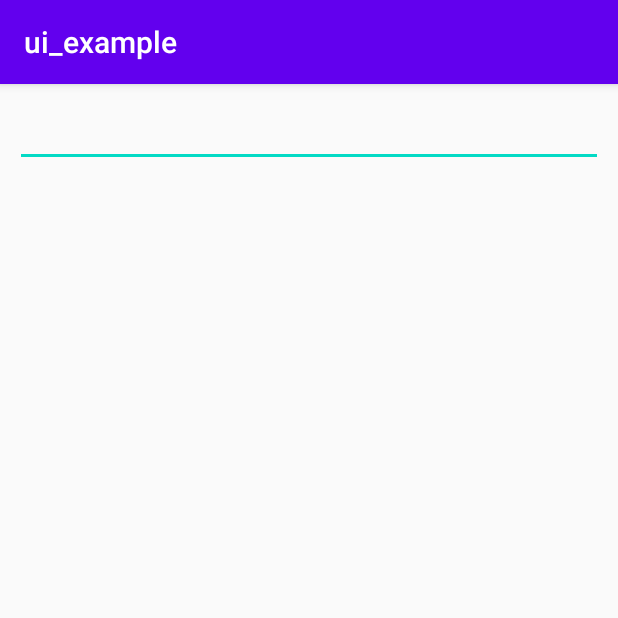
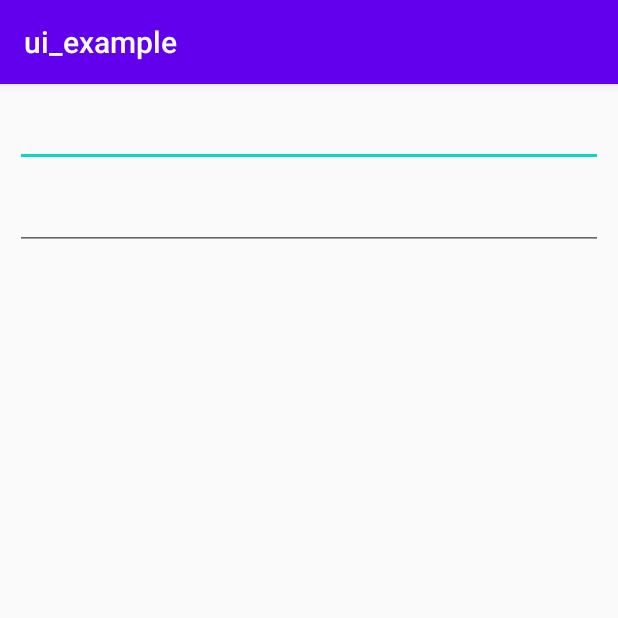
Before and after one commit to yasu1234/android_ui_example, an Android app: the EditTextActivity screen opened directly, with no data from a screen before it, on a phone screen of 412 x 824 dp, the top half of it. Run offline under Robolectric (Android 15) with nearby library versions, the phone set to English and light mode, and no system bars.

Commit message:
add edittext that can input multi line

```diff
--- a/app/src/main/res/layout/activity_edit_text.xml
+++ b/app/src/main/res/layout/activity_edit_text.xml
@@ -17,4 +17,18 @@
         app:layout_constraintEnd_toEndOf="parent"
         app:layout_constraintStart_toStartOf="parent"
         app:layout_constraintTop_toTopOf="parent" />
+
+    <EditText
+        android:id="@+id/multiLineEditText"
+        android:layout_width="0dp"
+        android:layout_height="wrap_content"
+        android:layout_marginStart="10dp"
+        android:layout_marginTop="10dp"
+        android:layout_marginEnd="10dp"
+        android:ems="10"
+        android:gravity="start|top"
+        android:inputType="textMultiLine"
+        app:layout_constraintEnd_toEndOf="parent"
+        app:layout_constraintStart_toStartOf="parent"
+        app:layout_constraintTop_toBottomOf="@+id/defaultEditText" />
 </androidx.constraintlayout.widget.ConstraintLayout>
```
